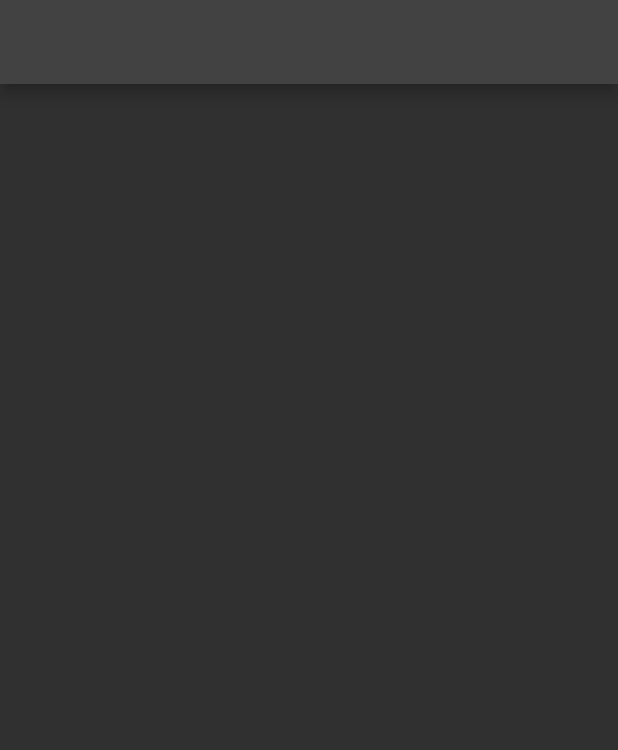
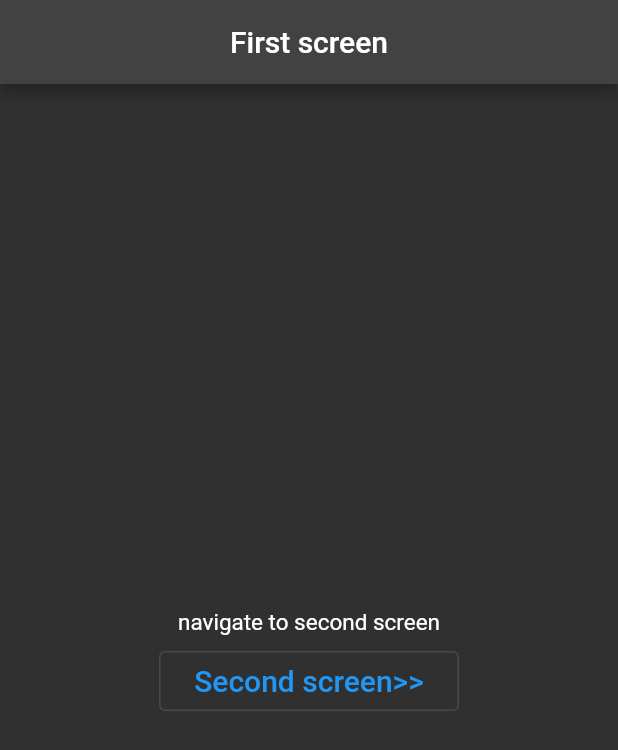
Before and after one commit to Ratndeep1999/navigation_2, a Flutter app: the screen it shows after launch, on a phone screen of 412 x 824 dp. Shown: the top 750 px of the screen. Run offline on Flutter 3.47's test engine with Material 3 defaults, Android fonts, the phone set to English and light mode, and no system bars.

Commit message:
first_page.dart : it navigate to second screen and pass data

```diff
--- a/lib/first_page.dart
+++ b/lib/first_page.dart
@@ -1,4 +1,5 @@
 import 'package:flutter/material.dart';
+import 'package:navigation_2/Routes/string_routes.dart';
 
 class FirstPage extends StatefulWidget {
   const FirstPage({super.key});
@@ -11,8 +12,40 @@ class _FirstPageState extends State<FirstPage> {
   @override
   Widget build(BuildContext context) {
     return Scaffold(
-      appBar: AppBar(),
-      body: SafeArea(child: Column(children: [],)),
+      appBar: AppBar(title: Text('First screen'), centerTitle: true),
+      body: SafeArea(
+        child: Center(
+          child: Column(
+            mainAxisAlignment: MainAxisAlignment.center,
+            children: [
+              Text('navigate to second screen', style: TextStyle(fontSize: 15)),
+              SizedBox(height: 10),
+              SizedBox(
+                height: 40,
+                width: 200,
+                child: OutlinedButton(
+                  onPressed: () {
+                    // it suggest secondScreen directly
+                    Navigator.pushNamed(
+                      context,
+                      RouteName.secondScreen,
+                      arguments: {
+                        // 'title' : 'Navigation',
+                        'name': 'Ratndeep',
+                        'age': 26
+                      },
+                    );
+                  },
+                  child: Text(
+                    'Second screen>>',
+                    style: TextStyle(fontSize: 20),
+                  ),
+                ),
+              ),
+            ],
+          ),
+        ),
+      ),
     );
   }
 }
```
